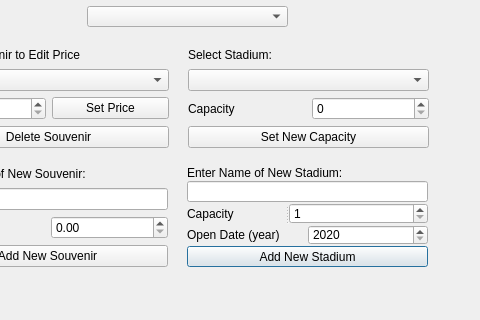
dal07065/Let-s-Play-NFL-Football, file adminwindow.ui: the form before one commit; both pictures show x 103 to 583 and y 124 to 444 of the 583 by 444 pixel window.
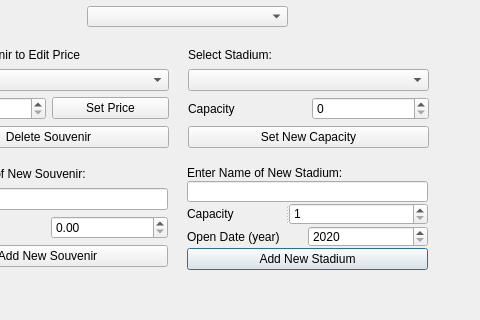
The form after the commit. Icons and pictures are not drawn.

```diff
--- a/adminwindow.ui
+++ b/adminwindow.ui
@@ -32,7 +32,7 @@
     <bool>true</bool>
    </property>
   </widget>
-  <widget class="QWidget" name="">
+  <widget class="QWidget" name="layoutWidget">
    <property name="geometry">
     <rect>
      <x>190</x>
@@ -63,13 +63,16 @@
     </item>
    </layout>
   </widget>
-  <widget class="QWidget" name="">
+  <widget class="QWidget" name="layoutWidget">
+   <property name="enabled">
+    <bool>true</bool>
+   </property>
    <property name="geometry">
     <rect>
      <x>290</x>
      <y>290</y>
      <width>241</width>
-     <height>101</height>
+     <height>104</height>
     </rect>
    </property>
    <layout class="QVBoxLayout" name="verticalLayout_2">
@@ -91,15 +94,24 @@
     </item>
     <item>
      <widget class="QSplitter" name="splitter">
+      <property name="enabled">
+       <bool>true</bool>
+      </property>
       <property name="orientation">
        <enum>Qt::Horizontal</enum>
       </property>
       <widget class="QLabel" name="label_NewStadium_Capacity">
+       <property name="enabled">
+        <bool>true</bool>
+       </property>
        <property name="text">
         <string>Capacity</string>
        </property>
       </widget>
       <widget class="QSpinBox" name="spinBox_NewStadium_Capacity">
+       <property name="enabled">
+        <bool>true</bool>
+       </property>
        <property name="minimum">
         <number>1</number>
        </property>
@@ -113,6 +125,9 @@
      <layout class="QHBoxLayout" name="horizontalLayout">
       <item>
        <widget class="QLabel" name="label_NewStadium_OpenDate">
+        <property name="enabled">
+         <bool>true</bool>
+        </property>
         <property name="text">
          <string>Open Date (year)</string>
         </property>
@@ -120,6 +135,9 @@
       </item>
       <item>
        <widget class="QSpinBox" name="spinBox_NewStadium_Date">
+        <property name="enabled">
+         <bool>true</bool>
+        </property>
         <property name="minimum">
          <number>2020</number>
         </property>
@@ -132,6 +150,9 @@
     </item>
     <item>
      <widget class="QPushButton" name="pushButton_NewStadium_Add">
+      <property name="enabled">
+       <bool>true</bool>
+      </property>
       <property name="text">
        <string>Add New Stadium</string>
       </property>
@@ -139,7 +160,7 @@
     </item>
    </layout>
   </widget>
-  <widget class="QWidget" name="">
+  <widget class="QWidget" name="layoutWidget">
    <property name="geometry">
     <rect>
      <x>31</x>
@@ -192,7 +213,7 @@
     </item>
    </layout>
   </widget>
-  <widget class="QWidget" name="">
+  <widget class="QWidget" name="layoutWidget">
    <property name="geometry">
     <rect>
      <x>30</x>
@@ -245,7 +266,7 @@
     </item>
    </layout>
   </widget>
-  <widget class="QWidget" name="">
+  <widget class="QWidget" name="layoutWidget">
    <property name="geometry">
     <rect>
      <x>291</x>
```
Left out of the diff: 9 changed lines with no effect on the pictures.
